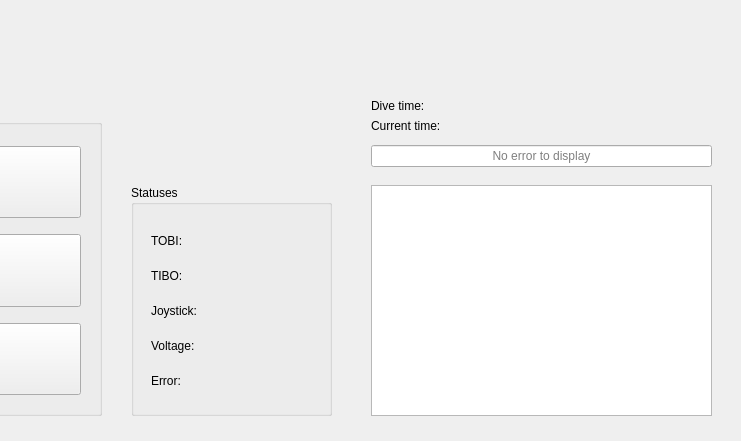
Before: the Qt Designer form Monterey/mainwindow.ui in rovsuite/monterey, drawn with Qt 5; both pictures show x 539 to 1280 and y 311 to 752 of the 1280 by 752 pixel window.
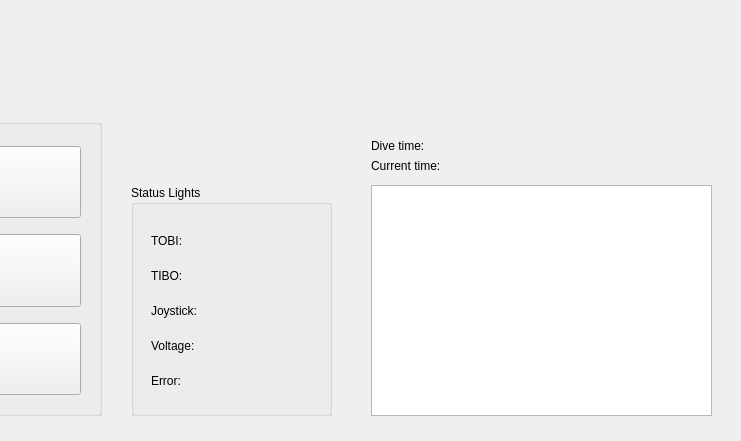
After: the same form once the commit is applied. Custom widgets are drawn as their Qt base class.

```diff
--- a/Monterey/mainwindow.ui
+++ b/Monterey/mainwindow.ui
@@ -223,7 +223,7 @@
      </rect>
     </property>
     <property name="title">
-     <string>Statuses</string>
+     <string>Status Lights</string>
     </property>
     <widget class="QWidget" name="layoutWidget">
      <property name="geometry">
@@ -612,7 +612,7 @@
     <property name="geometry">
      <rect>
       <x>910</x>
-      <y>390</y>
+      <y>430</y>
       <width>101</width>
       <height>21</height>
      </rect>
@@ -630,7 +630,7 @@
     <property name="geometry">
      <rect>
       <x>1010</x>
-      <y>390</y>
+      <y>430</y>
       <width>121</width>
       <height>21</height>
      </rect>
@@ -644,28 +644,6 @@
      <string/>
     </property>
    </widget>
-   <widget class="QLineEdit" name="leError">
-    <property name="geometry">
-     <rect>
-      <x>910</x>
-      <y>420</y>
-      <width>341</width>
-      <height>22</height>
-     </rect>
-    </property>
-    <property name="focusPolicy">
-     <enum>Qt::NoFocus</enum>
-    </property>
-    <property name="alignment">
-     <set>Qt::AlignCenter</set>
-    </property>
-    <property name="readOnly">
-     <bool>true</bool>
-    </property>
-    <property name="placeholderText">
-     <string>No error to display</string>
-    </property>
-   </widget>
    <widget class="QwtCompass" name="compass" native="true">
     <property name="geometry">
      <rect>
@@ -726,7 +704,7 @@
     <property name="geometry">
      <rect>
       <x>910</x>
-      <y>370</y>
+      <y>410</y>
       <width>101</width>
       <height>21</height>
      </rect>
@@ -744,7 +722,7 @@
     <property name="geometry">
      <rect>
       <x>1010</x>
-      <y>370</y>
+      <y>410</y>
       <width>121</width>
       <height>21</height>
      </rect>
```
